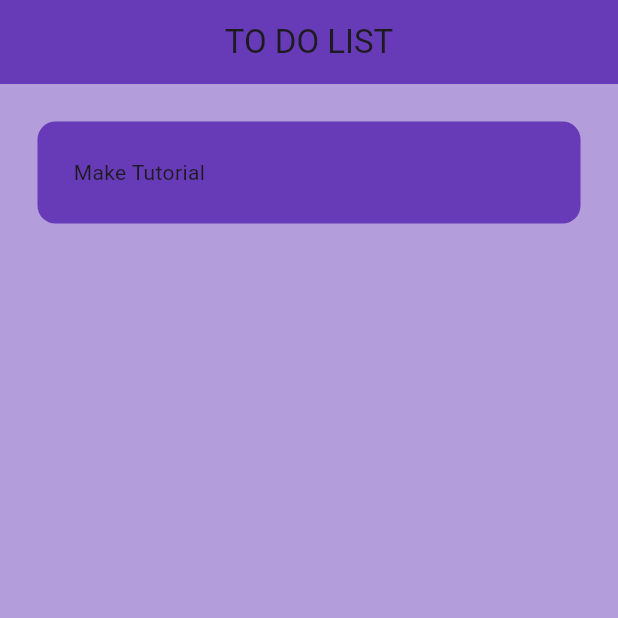
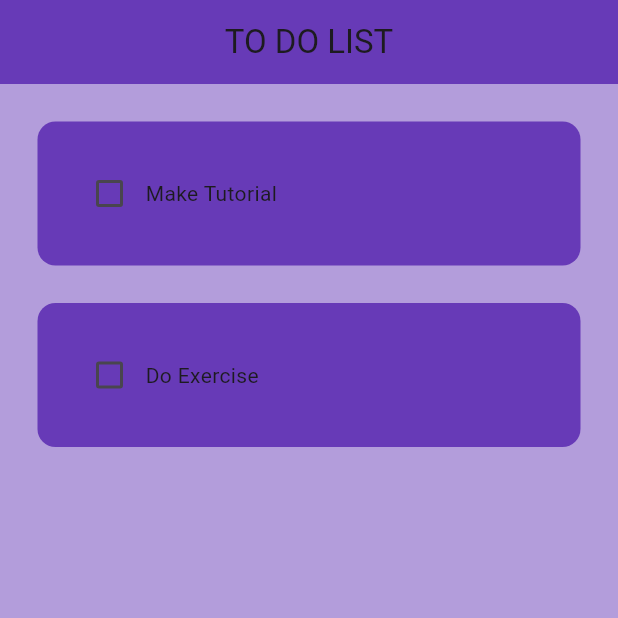
Before and after one commit to Dinuk002/TO-DO-APP, a Flutter app: the screen it shows after launch, on a phone screen of 412 x 824 dp, the top half of it. Run offline on Flutter 3.47's test engine with Material 3 defaults, Android fonts, the phone set to English and light mode, and no system bars.

Commit message:
Created the list tiles and check boxes

```diff
--- a/lib/components/todo_tile.dart
+++ b/lib/components/todo_tile.dart
@@ -1,17 +1,38 @@
 import 'package:flutter/material.dart';
 
 class ToDoTile extends StatelessWidget {
-  const ToDoTile({super.key});
+  final String taskName;
+  final bool taskCompleted;
+  Function(bool?)? onChanged;
+
+  ToDoTile(
+      {super.key,
+      required this.taskName,
+      required this.taskCompleted,
+      required this.onChanged});
 
   @override
   Widget build(BuildContext context) {
     return Padding(
-      padding: const EdgeInsets.all(25.0),
+      padding: const EdgeInsets.only(left: 25.0, right: 25.0, top: 25.0),
       child: Container(
         padding: EdgeInsets.all(24),
         child: Row(
           children: [
-            Text("Make Tutorial"),
+            //check box
+            Checkbox(
+              value: taskCompleted,
+              onChanged: onChanged,
+              activeColor: Colors.black,
+            ),
+            //task name
+            Text(
+              taskName,
+              style: TextStyle(
+                  decoration: taskCompleted
+                      ? TextDecoration.lineThrough
+                      : TextDecoration.none),
+            ),
           ],
         ),
         decoration: BoxDecoration(
--- a/lib/pages/home_page.dart
+++ b/lib/pages/home_page.dart
@@ -9,6 +9,18 @@ class HomePage extends StatefulWidget {
 }
 
 class _HomePageState extends State<HomePage> {
+//List of todo tasks
+  List toDoList = [
+    ["Make Tutorial", false],
+    ["Do Exercise", false],
+  ];
+
+  void checkBoxChanged(bool? value, int index) {
+    setState(() {
+      toDoList[index][1] = !toDoList[index][1];
+    });
+  }
+
   @override
   Widget build(BuildContext context) {
     return Scaffold(
@@ -17,9 +29,15 @@ class _HomePageState extends State<HomePage> {
         title: Center(child: Text("TO DO LIST")),
         backgroundColor: Colors.deepPurple,
       ),
-      body: ListView(
-        children: [ToDoTile()],
-      ),
+      body: ListView.builder(
+          itemCount: toDoList.length,
+          itemBuilder: (context, index) {
+            return ToDoTile(
+              taskName: toDoList[index][0],
+              taskCompleted: toDoList[index][1],
+              onChanged: (value) => checkBoxChanged(value, index),
+            );
+          }),
     );
   }
 }
```
